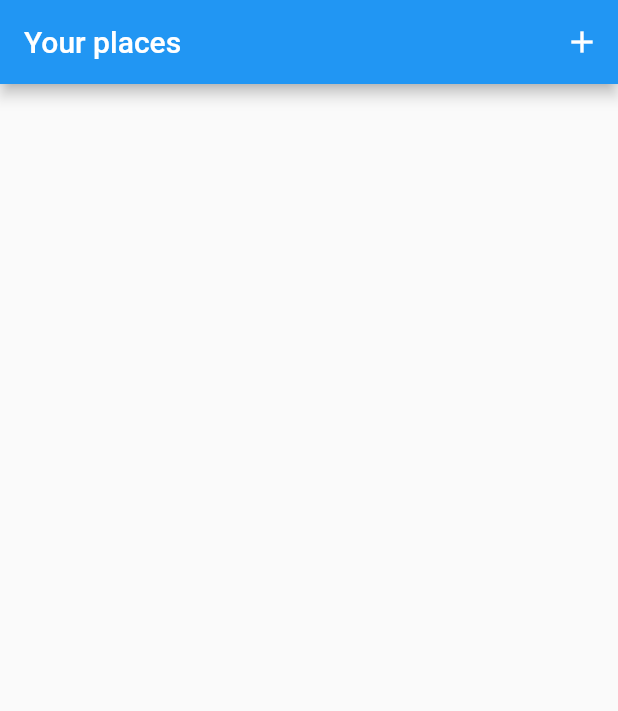
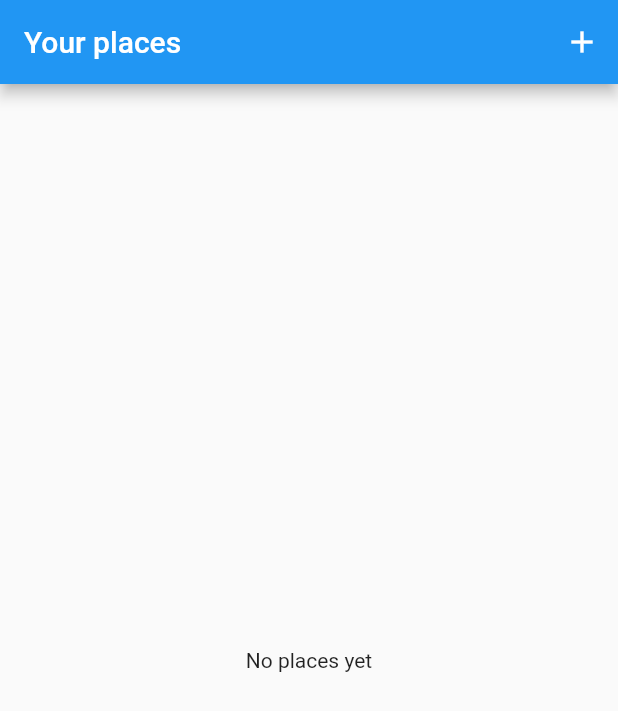
Before and after one commit to Rares23/my_locations, a Flutter app: the screen it shows after launch, on a phone screen of 412 x 824 dp. Shown: the top 711 px of the screen. Run offline on Flutter 3.47's test engine with Material 2 defaults, Android fonts, the phone set to English and light mode, and no system bars; our stand-ins replace image_picker.

Commit message:
show places in main list

```diff
--- a/lib/screens/places_screen.dart
+++ b/lib/screens/places_screen.dart
@@ -1,5 +1,7 @@
 import 'package:flutter/material.dart';
+import 'package:my_locations/data/providers/places.dart';
 import 'package:my_locations/screens/add_place_screen.dart';
+import 'package:provider/provider.dart';
 
 class PlacesScreen extends StatelessWidget {
   static const String route = '/';
@@ -22,8 +24,24 @@ class PlacesScreen extends StatelessWidget {
           )
         ],
       ),
-      body: Center(
-        child: Container(),
+      body: Consumer<Places>(
+        builder: (context, places, child) {
+          if (places.places.isEmpty) {
+            return child;
+          } else {
+            return ListView.builder(
+                itemCount: places.places.length,
+                itemBuilder: (context, index) {
+                  return ListTile(
+                    leading: Image.file(places.places[index].image),
+                    title: Text(places.places[index].title),
+                  );
+                });
+          }
+        },
+        child: Center(
+          child: Text('No places yet'),
+        ),
       ),
     );
   }
--- a/lib/widgets/image_input.dart
+++ b/lib/widgets/image_input.dart
@@ -6,6 +6,10 @@ import 'package:path/path.dart' as path;
 import 'package:path_provider/path_provider.dart' as syspath;
 
 class ImageInput extends StatefulWidget {
+  final Function onSelectImage;
+
+  ImageInput(this.onSelectImage);
+
   @override
   _ImageInputState createState() => _ImageInputState();
 }
@@ -23,6 +27,7 @@ class _ImageInputState extends State<ImageInput> {
     final appDir = await syspath.getApplicationDocumentsDirectory();
     final fileName = path.basename(imageFile.path);
     final savedImage = await imageFile.copy('${appDir.path}/$fileName');
+    widget.onSelectImage(savedImage);
     setState(() {
       _storedImage = savedImage;
     });
```
Also changed, not shown: lib/data/providers/places.dart (+14 -0 lines), lib/screens/add_place_screen.dart (+23 -2 lines).
